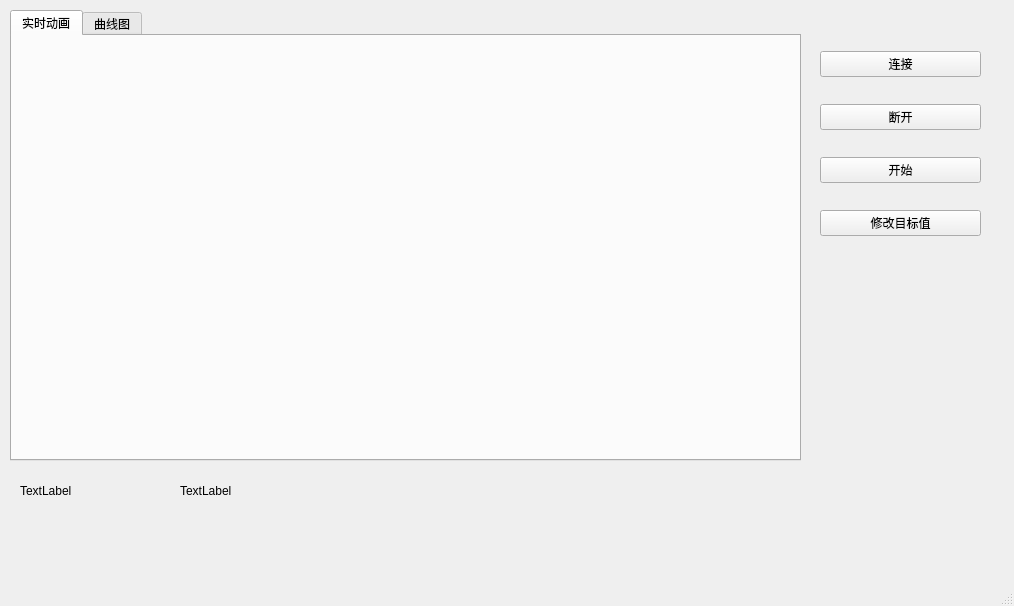
First picture: the form in client/window.ui, repository WKoishi/Inverted_Pendulum, before the edit.
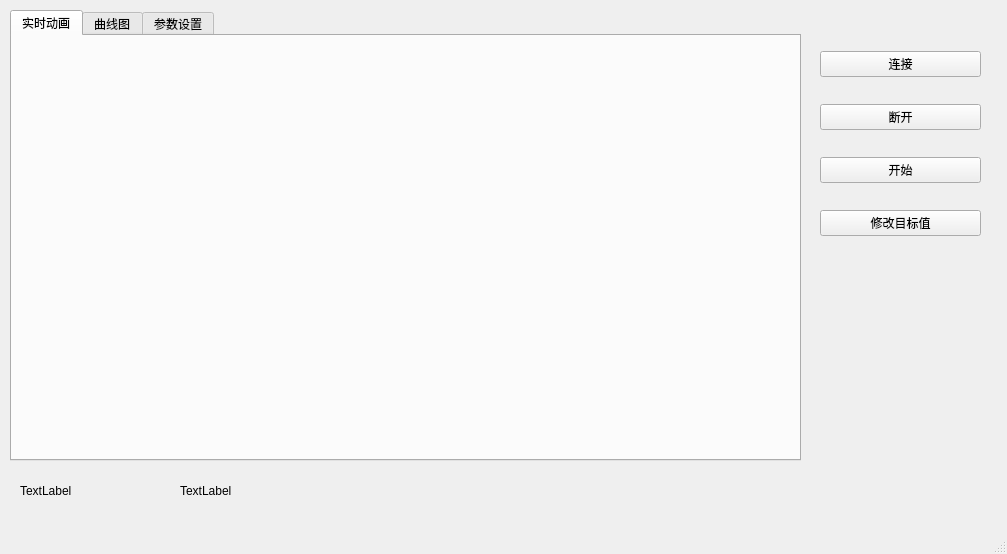
Second picture: the form after the edit.

Commit message: 调整窗口尺寸，增加“参数设置“标签页

```diff
--- a/client/window.ui
+++ b/client/window.ui
@@ -6,8 +6,8 @@
    <rect>
     <x>0</x>
     <y>0</y>
-    <width>1014</width>
-    <height>606</height>
+    <width>1007</width>
+    <height>554</height>
    </rect>
   </property>
   <property name="windowTitle">
@@ -122,6 +122,11 @@
       <layout class="QVBoxLayout" name="verticalLayout_figure"/>
      </widget>
     </widget>
+    <widget class="QWidget" name="tab_3">
+     <attribute name="title">
+      <string>参数设置</string>
+     </attribute>
+    </widget>
    </widget>
    <widget class="QLabel" name="label_figure_ok">
     <property name="geometry">
```
Left out of the diff: 2 changed lines with no effect on the pictures. The commit also changes 1 other file.
